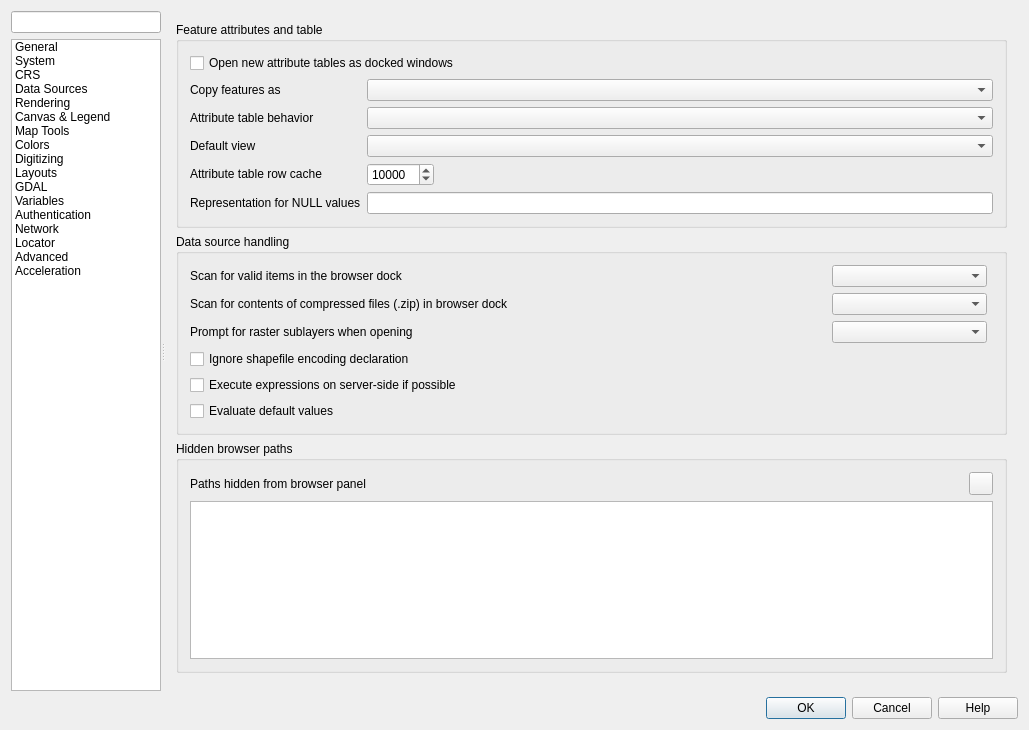
The window that src/ui/qgsoptionsbase.ui (qgis/QGIS) describes before a commit, drawn with Qt 5.
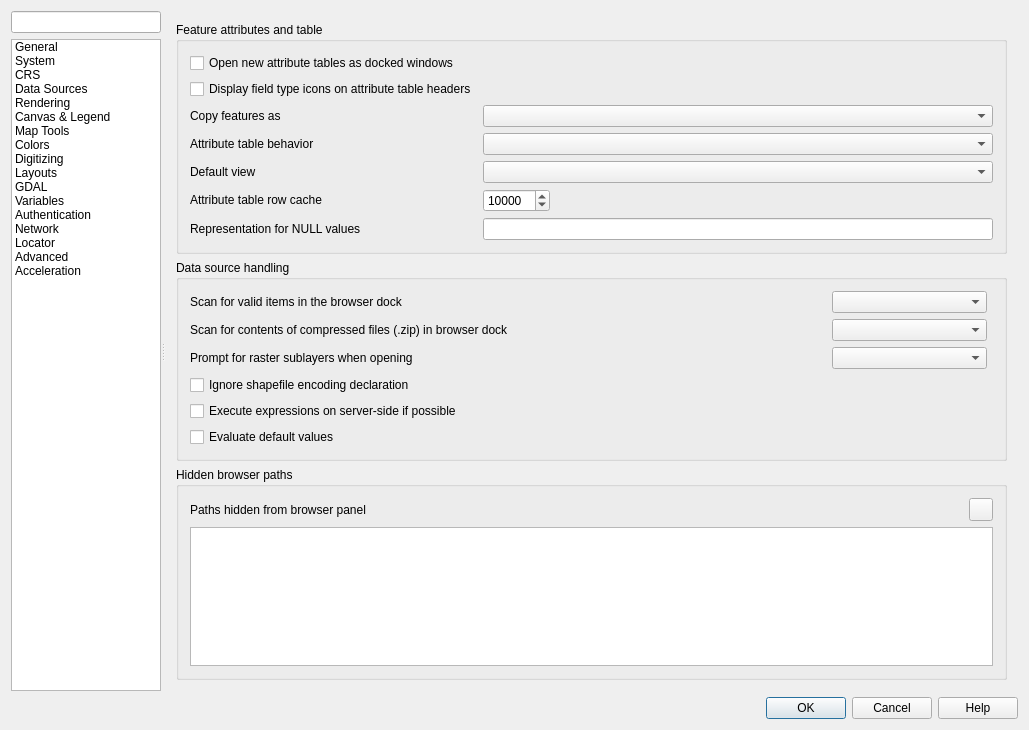
The same window after the commit. The open tabs and pages were chosen to show the change. Icons and pictures are not drawn. Custom widgets are drawn as their Qt base class.

Commit message: Added setting to toggle attribute table type icons on headers

```diff
--- a/src/ui/qgsoptionsbase.ui
+++ b/src/ui/qgsoptionsbase.ui
@@ -1987,6 +1987,13 @@
                     </property>
                    </widget>
                   </item>
+                  <item row="1" column="0">
+                   <widget class="QCheckBox" name="cbxAttributeTableHeaderIcons">
+                    <property name="text">
+                     <string>Display field type icons on attribute table headers</string>
+                    </property>
+                   </widget>
+                  </item>
                  </layout>
                 </widget>
                </item>
```
Left out of the diff: 1 changed line with no effect on the pictures. The commit also changes 3 other files.
